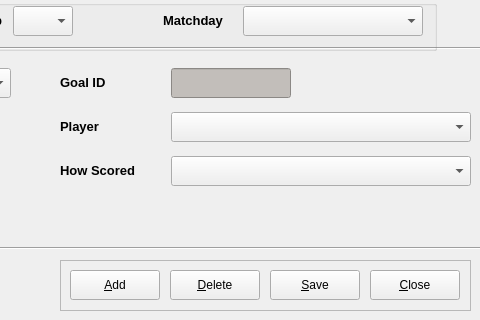
This is code/pyqt/gui/goal_entry.ui in soccermetrics/marcotti-desktop as Qt 5 draws it before an edit; both pictures show x 440 to 920 and y 140 to 460 of the 920 by 460 pixel window. The edited form follows.
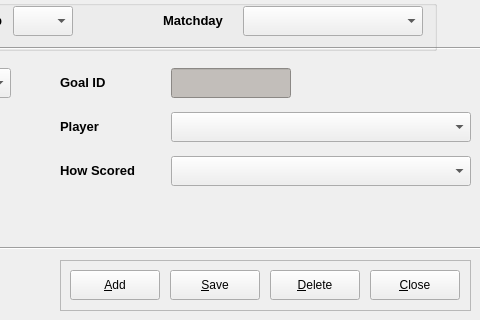
This is the edited form. Icons and pictures are not drawn.

```diff
--- a/code/pyqt/gui/goal_entry.ui
+++ b/code/pyqt/gui/goal_entry.ui
@@ -282,7 +282,7 @@
    <widget class="QPushButton" name="deleteEntry">
     <property name="geometry">
      <rect>
-      <x>110</x>
+      <x>210</x>
       <y>10</y>
       <width>90</width>
       <height>30</height>
@@ -314,7 +314,7 @@
    <widget class="QPushButton" name="saveEntry">
     <property name="geometry">
      <rect>
-      <x>210</x>
+      <x>110</x>
       <y>10</y>
       <width>90</width>
       <height>30</height>
```
Left out of the diff: 2 changed lines with no effect on the pictures.
